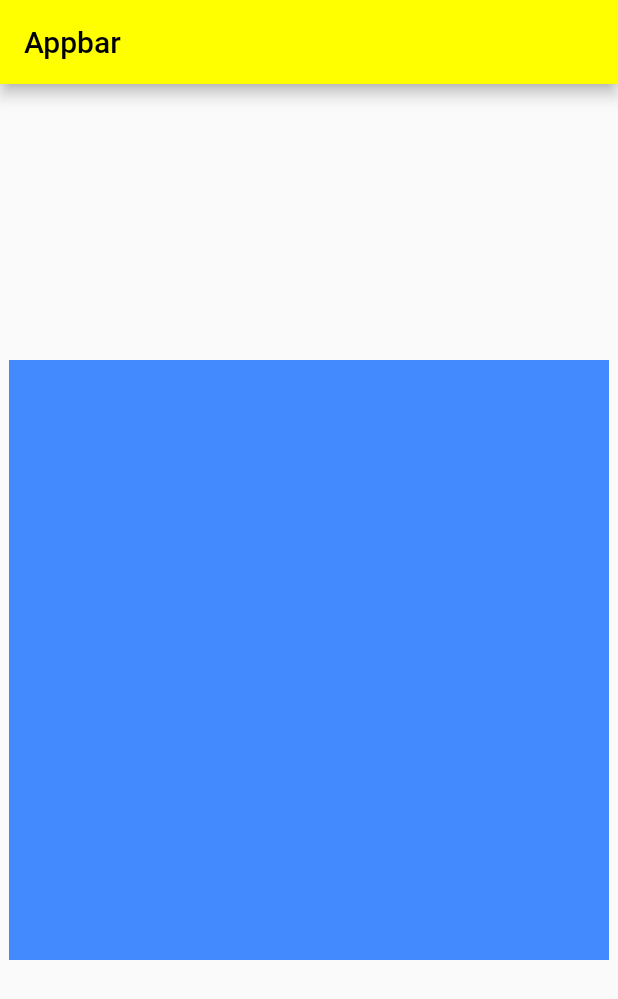
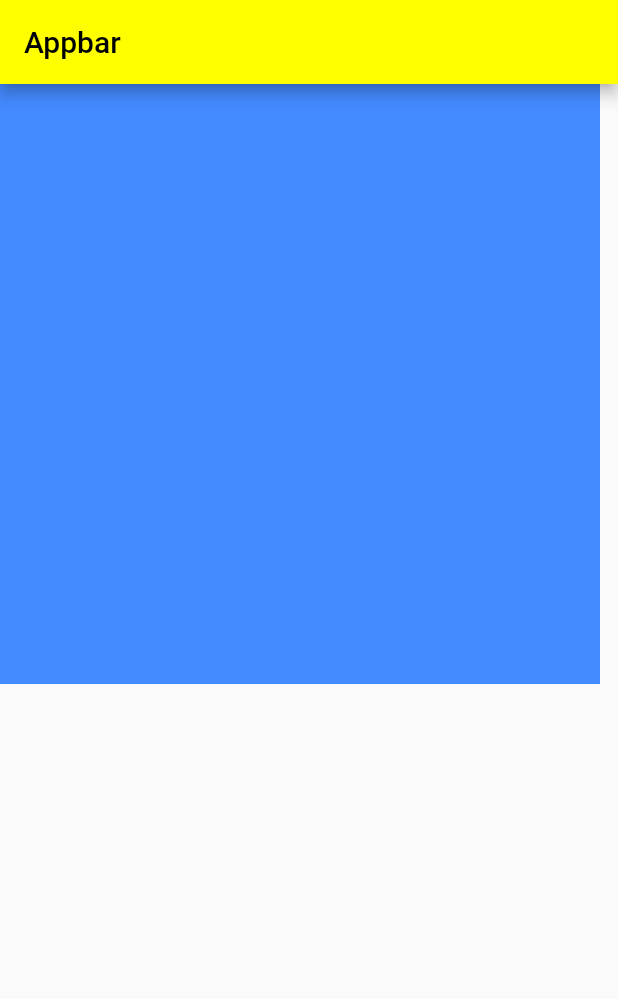
Before and after one commit to HowkMii/flearn, a Flutter app: the screen it shows after launch, on a phone screen of 412 x 824 dp. Shown: the top 999 px of the screen. Run offline on Flutter 3.47's test engine with Material 2 defaults, Android fonts, the phone set to English and light mode, and no system bars.

Commit message:
top start

```diff
--- a/lib/main.dart
+++ b/lib/main.dart
@@ -42,7 +42,7 @@ class _MyHomePageState extends State<MyHomePage>{
           title: Text("Appbar", style: _textStyle,),
         ),
         body: Container(
-          alignment: AlignmentDirectional.center,
+          alignment: AlignmentDirectional.topStart,
           child: Stack(
             children: <Widget>[
               Container(
```
